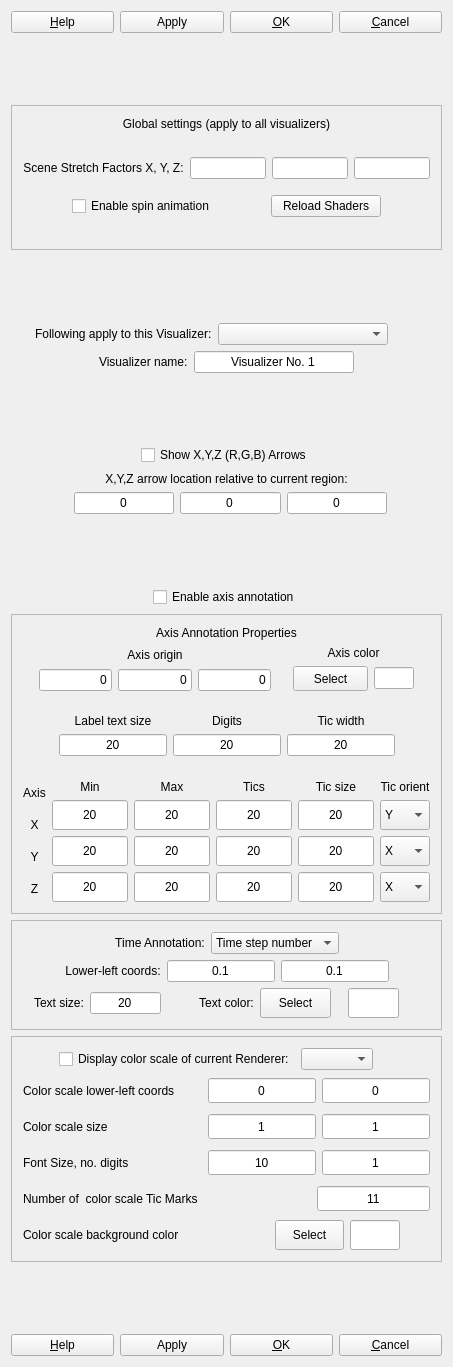
Before: the Qt Designer form apps/vaporgui/guis/ui/vizfeatures.ui in yyr/vapor, drawn with Qt 5.
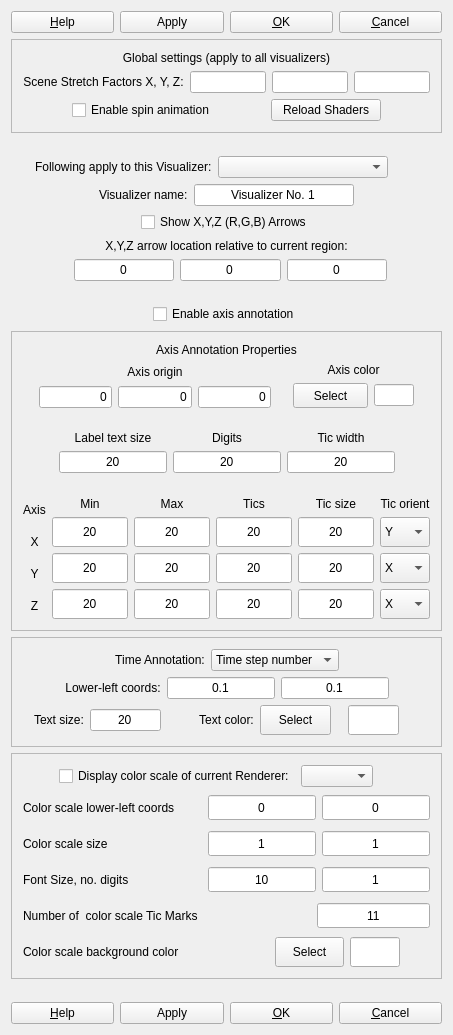
After: the same form once the commit is applied.

Patch:
```diff
--- a/apps/vaporgui/guis/ui/vizfeatures.ui
+++ b/apps/vaporgui/guis/ui/vizfeatures.ui
@@ -7,19 +7,19 @@
     <x>0</x>
     <y>0</y>
     <width>453</width>
-    <height>1367</height>
+    <height>1035</height>
    </rect>
   </property>
   <property name="minimumSize">
    <size>
     <width>450</width>
-    <height>1212</height>
+    <height>800</height>
    </size>
   </property>
   <property name="maximumSize">
    <size>
     <width>500</width>
-    <height>32767</height>
+    <height>1200</height>
    </size>
   </property>
   <property name="baseSize">
@@ -111,22 +111,6 @@
        </item>
       </layout>
      </item>
-     <item>
-      <spacer name="spacer426">
-       <property name="orientation">
-        <enum>Qt::Vertical</enum>
-       </property>
-       <property name="sizeType">
-        <enum>QSizePolicy::Expanding</enum>
-       </property>
-       <property name="sizeHint" stdset="0">
-        <size>
-         <width>17</width>
-         <height>13</height>
-        </size>
-       </property>
-      </spacer>
-     </item>
      <item>
       <widget class="QFrame" name="frame9">
        <property name="whatsThis">
@@ -154,22 +138,6 @@
             </property>
            </widget>
           </item>
-          <item>
-           <spacer name="spacer48_2">
-            <property name="orientation">
-             <enum>Qt::Vertical</enum>
-            </property>
-            <property name="sizeType">
-             <enum>QSizePolicy::Expanding</enum>
-            </property>
-            <property name="sizeHint" stdset="0">
-             <size>
-              <width>20</width>
-              <height>20</height>
-             </size>
-            </property>
-           </spacer>
-          </item>
           <item>
            <layout class="QHBoxLayout">
             <item>
@@ -245,19 +213,6 @@
             </item>
            </layout>
           </item>
-          <item>
-           <spacer name="verticalSpacer">
-            <property name="orientation">
-             <enum>Qt::Vertical</enum>
-            </property>
-            <property name="sizeHint" stdset="0">
-             <size>
-              <width>20</width>
-              <height>10</height>
-             </size>
-            </property>
-           </spacer>
-          </item>
           <item>
            <layout class="QHBoxLayout" name="horizontalLayout_6">
             <item>
@@ -333,22 +288,6 @@
             </item>
            </layout>
           </item>
-          <item>
-           <spacer name="spacer47_2">
-            <property name="orientation">
-             <enum>Qt::Vertical</enum>
-            </property>
-            <property name="sizeType">
-             <enum>QSizePolicy::Expanding</enum>
-            </property>
-            <property name="sizeHint" stdset="0">
-             <size>
-              <width>20</width>
-              <height>21</height>
-             </size>
-            </property>
-           </spacer>
-          </item>
          </layout>
         </item>
        </layout>
@@ -494,22 +433,6 @@
        </item>
       </layout>
      </item>
-     <item>
-      <spacer name="spacer28">
-       <property name="orientation">
-        <enum>Qt::Vertical</enum>
-       </property>
-       <property name="sizeType">
-        <enum>QSizePolicy::Expanding</enum>
-       </property>
-       <property name="sizeHint" stdset="0">
-        <size>
-         <width>17</width>
-         <height>13</height>
-        </size>
-       </property>
-      </spacer>
-     </item>
      <item>
       <layout class="QHBoxLayout">
        <item>
```
